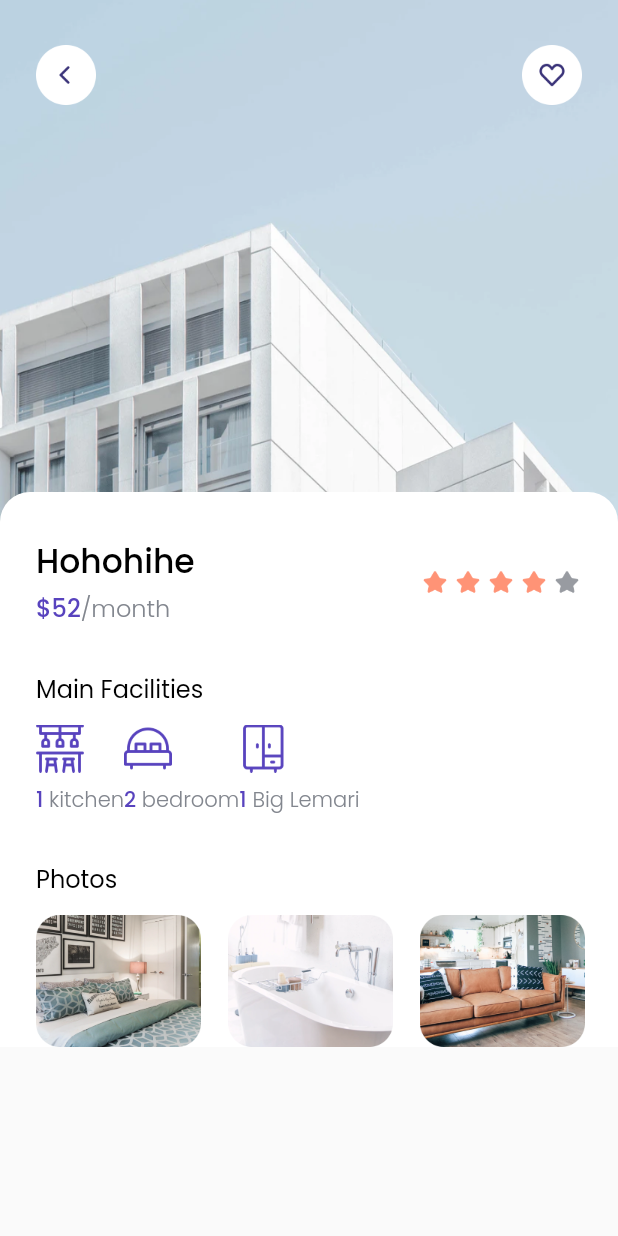
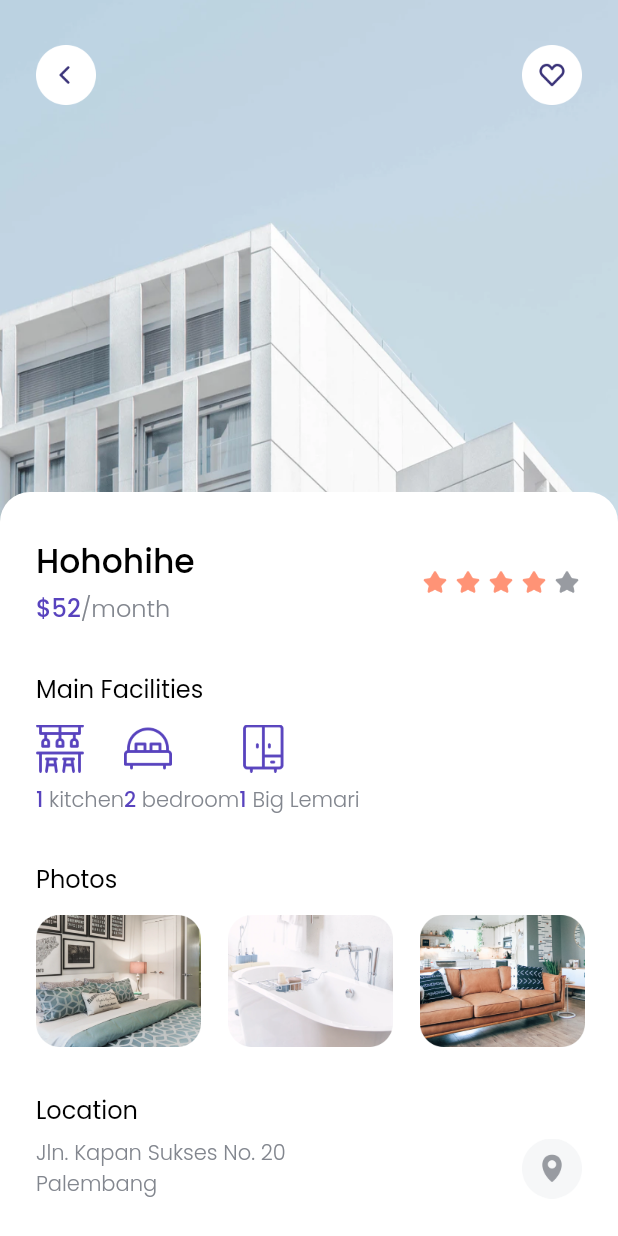
Before and after one commit to BennoAlif/cozy, a Flutter app: the DetailPage screen opened directly, on a phone screen of 412 x 824 dp. Run offline on Flutter 3.47's test engine with Material 2 defaults, Android fonts, the phone set to English and light mode, and no system bars; our stand-ins replace google_fonts.

Commit message:
[Detail Page] Location & Book Now

```diff
--- a/lib/pages/detail_page.dart
+++ b/lib/pages/detail_page.dart
@@ -8,6 +8,7 @@ class DetailPage extends StatelessWidget {
   @override
   Widget build(BuildContext context) {
     return Scaffold(
+      backgroundColor: whiteColor,
       body: SafeArea(
         bottom: false,
         child: Stack(
@@ -17,30 +18,6 @@ class DetailPage extends StatelessWidget {
               width: MediaQuery.of(context).size.width,
               height: 350,
               fit: BoxFit.cover,
-            ),
-            Padding(
-              padding: EdgeInsets.symmetric(
-                horizontal: edge,
-                vertical: 30,
-              ),
-              child: Row(
-                mainAxisAlignment: MainAxisAlignment.spaceBetween,
-                children: [
-                  InkWell(
-                    onTap: () {
-                      Navigator.pop(context);
-                    },
-                    child: Image.asset(
-                      'assets/btn_back.png',
-                      width: 40,
-                    ),
-                  ),
-                  Image.asset(
-                    'assets/btn_wishlist.png',
-                    width: 40,
-                  ),
-                ],
-              ),
             ),
             ListView(
               children: [
@@ -192,7 +169,7 @@ class DetailPage extends StatelessWidget {
                       const SizedBox(
                         height: 12,
                       ),
-                      Container(
+                      SizedBox(
                         height: 88,
                         child: ListView(
                           scrollDirection: Axis.horizontal,
@@ -230,11 +207,92 @@ class DetailPage extends StatelessWidget {
                           ],
                         ),
                       ),
+                      const SizedBox(
+                        height: 30,
+                      ),
+                      Padding(
+                        padding: EdgeInsets.only(left: edge),
+                        child: Text(
+                          "Location",
+                          style: regularTextStyle.copyWith(
+                            fontSize: 16,
+                          ),
+                        ),
+                      ),
+                      const SizedBox(
+                        height: 6,
+                      ),
+                      Padding(
+                        padding: EdgeInsets.symmetric(horizontal: edge),
+                        child: Row(
+                          mainAxisAlignment: MainAxisAlignment.spaceBetween,
+                          children: [
+                            Text(
+                              "Jln. Kapan Sukses No. 20\nPalembang",
+                              style: greyTextStyle,
+                            ),
+                            Image.asset(
+                              'assets/btn_map.png',
+                              width: 40,
+                            ),
+                          ],
+                        ),
+                      ),
+                      const SizedBox(
+                        height: 40,
+                      ),
+                      Container(
+                        margin: EdgeInsets.symmetric(horizontal: edge),
+                        height: 50,
+                        width: MediaQuery.of(context).size.width - (2 * edge),
+                        child: ElevatedButton(
+                          onPressed: () {},
+                          child: Text(
+                            "Book Now",
+                            style: whiteTextStyle.copyWith(
+                              fontSize: 18,
+                            ),
+                          ),
+                          style: ElevatedButton.styleFrom(
+                            primary: purpleColor,
+                            shape: RoundedRectangleBorder(
+                              borderRadius: BorderRadius.circular(17),
+                            ),
+                          ),
+                        ),
+                      ),
+                      const SizedBox(
+                        height: 40,
+                      ),
                     ],
                   ),
                 )
               ],
-            )
+            ),
+            Padding(
+              padding: EdgeInsets.symmetric(
+                horizontal: edge,
+                vertical: 30,
+              ),
+              child: Row(
+                mainAxisAlignment: MainAxisAlignment.spaceBetween,
+                children: [
+                  InkWell(
+                    onTap: () {
+                      Navigator.pop(context);
+                    },
+                    child: Image.asset(
+                      'assets/btn_back.png',
+                      width: 40,
+                    ),
+                  ),
+                  Image.asset(
+                    'assets/btn_wishlist.png',
+                    width: 40,
+                  ),
+                ],
+              ),
+            ),
           ],
         ),
       ),
--- a/lib/pages/home_page.dart
+++ b/lib/pages/home_page.dart
@@ -14,6 +14,7 @@ class HomePage extends StatelessWidget {
   @override
   Widget build(BuildContext context) {
     return Scaffold(
+      backgroundColor: whiteColor,
       body: SafeArea(
         // bottom: false,
         child: ListView(
--- a/lib/pages/splash_page.dart
+++ b/lib/pages/splash_page.dart
@@ -8,6 +8,7 @@ class SplashPage extends StatelessWidget {
   @override
   Widget build(BuildContext context) {
     return Scaffold(
+      backgroundColor: whiteColor,
       body: SafeArea(
         child: Stack(
           children: [
```
